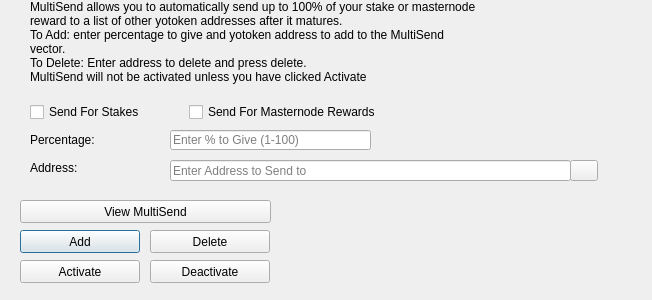
Before: the Qt Designer form src/qt/forms/multisenddialog.ui in atomdax/Yotoken, drawn with Qt 5.
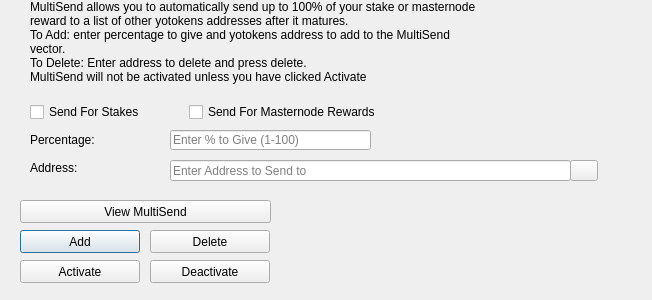
After: the same form once the commit is applied. Icons and pictures are not drawn.

Commit message: yotoken  to Yotokens

The edit to the form file:
```diff
--- a/src/qt/forms/multisenddialog.ui
+++ b/src/qt/forms/multisenddialog.ui
@@ -61,8 +61,8 @@
     <number>1</number>
    </property>
    <property name="text">
-    <string>MultiSend allows you to automatically send up to 100% of your stake or masternode reward to a list of other yotoken addresses after it matures.
-To Add: enter percentage to give and yotoken address to add to the MultiSend vector.
+    <string>MultiSend allows you to automatically send up to 100% of your stake or masternode reward to a list of other yotokens addresses after it matures.
+To Add: enter percentage to give and yotokens address to add to the MultiSend vector.
 To Delete: Enter address to delete and press delete.
 MultiSend will not be activated unless you have clicked Activate</string>
    </property>
```
Left out of the diff: 4 changed lines with no effect on the pictures. The commit also changes 306 other files.
